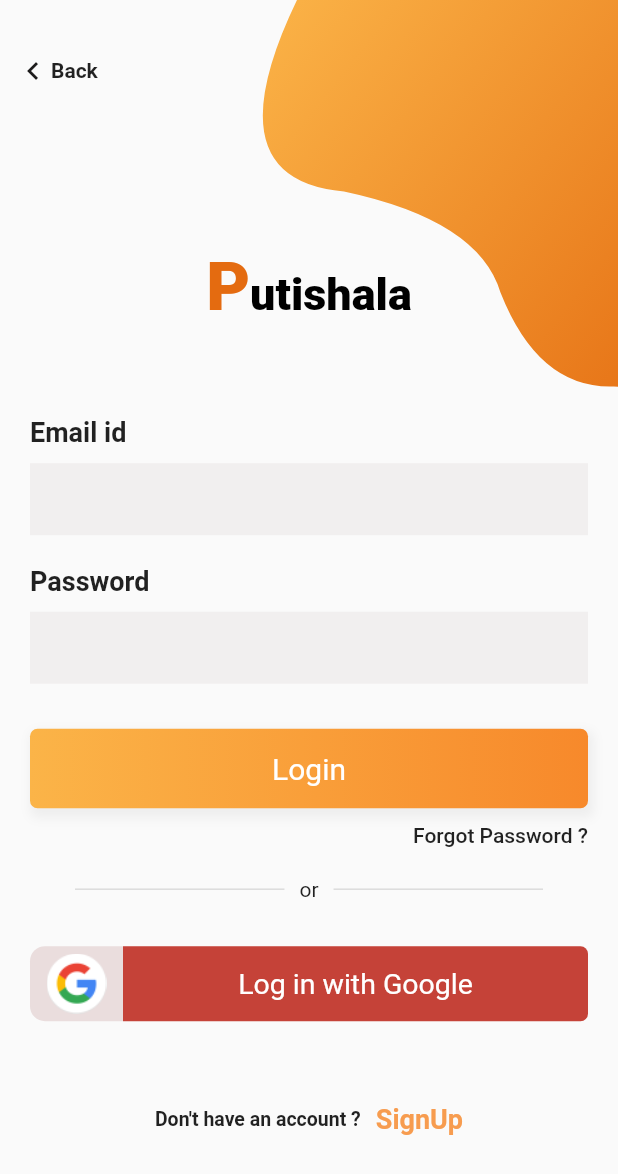
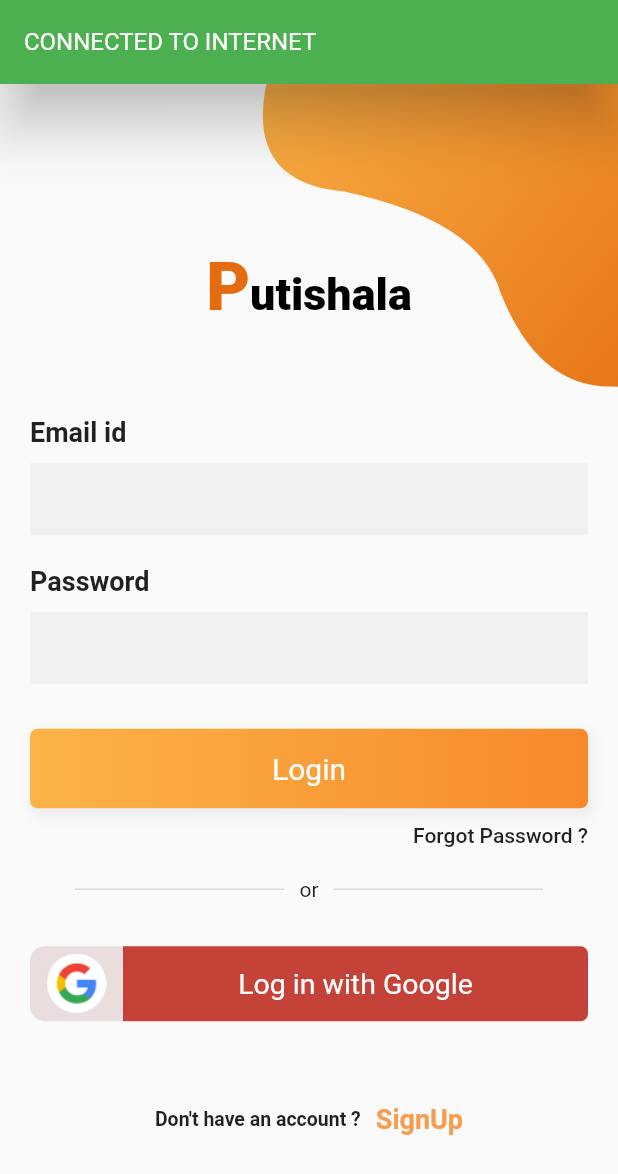
Before and after one commit to ISRAFIL-HOSSAIN/Flutter_quiz_apps, a Flutter app: the screen it shows after launch, after a tap on "Login", on a phone screen of 412 x 824 dp. Shown: the top 1174 px of the screen. Run offline on Flutter 3.47's test engine with Material 2 defaults, Android fonts, the phone set to English and light mode, and no system bars; drawn by our look-alikes of overlay_support; our stand-ins replace cloud_firestore, firebase_auth, firebase_core, google_fonts, google_sign_in, internet_connection_checker and 1 more; accounts and stored records are empty.

Commit message:
Internet Connection resolved and firebase add.

```diff
--- a/lib/main.dart
+++ b/lib/main.dart
@@ -1,7 +1,10 @@
+import 'dart:async';
+
 import 'package:firebase_core/firebase_core.dart';
 import 'package:flutter/material.dart';
 import 'package:quiz_apps/screen/quiz/quizintro.dart';
 import './screen/page.dart';
+import 'package:overlay_support/overlay_support.dart';
 
 Future<void> main() async {
   WidgetsFlutterBinding.ensureInitialized();
@@ -15,21 +18,21 @@ class MyApp extends StatelessWidget {
   // This widget is the root of your application.
   @override
   Widget build(BuildContext context) {
-    return Over(
+    return OverlaySupport.global(
       child: MaterialApp(
         debugShowCheckedModeBanner: false,
         initialRoute: 'Splash_Screen',
-         routes: {
+        routes: {
           'Splash_Screen': (context) => const SplashScreen(),
-          'welcome_screen': (context) => WelcomeScreen(),
-          'signup_screen': (context) => SignupPage(),
-          'login_screen': (context) => LoginPage(),
+          'welcome_screen': (context) => const WelcomeScreen(),
+          'signup_screen': (context) => const SignupPage(),
+          'login_screen': (context) => const LoginPage(),
           'home_screen': (context) => const HomePage(),
           'homepage': (context) => const HomeScreen(),
           'setting_page': (context) => const SettingPage(),
           'profile_page': (context) => const ProfilePage(),
-          'QuizIntro' : (context) => const QuizIntro(),
-         },
+          'QuizIntro': (context) => const QuizIntro(),
+        },
       ),
     );
   }
--- a/lib/screen/auth/loginscreen.dart
+++ b/lib/screen/auth/loginscreen.dart
@@ -1,5 +1,7 @@
 import 'package:flutter/material.dart';
 import 'package:google_fonts/google_fonts.dart';
+import 'package:internet_connection_checker/internet_connection_checker.dart';
+import 'package:overlay_support/overlay_support.dart';
 import 'package:quiz_apps/screen/auth/services/InternetConnection.dart';
 import '../page.dart';
 
@@ -16,10 +18,15 @@ class _LoginPageState extends State<LoginPage> {
   @override
   void initState() {
     super.initState();
-    Internet().checkInternetCon();
+    InternetConnectionChecker().onStatusChange.listen((status) {
+      final connected = status == InternetConnectionStatus.connected;
+      showSimpleNotification(
+          Text(connected ? "CONNECTED TO INTERNET" : "NO INTERNET"),
+          background: Colors.green);
+    });
   }
+
   // backButton Widget
-
   Widget _backButton() {
     return InkWell(
       onTap: () => Navigator.pop(context),
--- a/lib/screen/auth/services/InternetConnection.dart
+++ b/lib/screen/auth/services/InternetConnection.dart
@@ -1,14 +1,12 @@
 import 'package:flutter/material.dart';
 import 'package:internet_connection_checker/internet_connection_checker.dart';
-//import 'package:overlay_support/overlay_support.dart';
-
-class Internet {
+import 'package:overlay_support/overlay_support.dart';
+class Internet{
   bool connected = false;
 
-  checkInternetCon() async {
+  checkInternetCon() async{
     connected = await InternetConnectionChecker().hasConnection;
-    final msg =
-        connected ? "Connected to Internet " : "Not Connected to Internet";
-    //showSimpleNotification(Text('$msg'));
+    final msg = connected ? "CONNECTED TO INTERNET" : "NO CONNECTED TO INTERNET";
+    showSimpleNotification(Text('$msg'));
   }
 }
--- a/lib/screen/auth/signupscreen.dart
+++ b/lib/screen/auth/signupscreen.dart
@@ -1,4 +1,6 @@
 import 'package:flutter/material.dart';
+import 'package:internet_connection_checker/internet_connection_checker.dart';
+import 'package:overlay_support/overlay_support.dart';
 import '../page.dart';
 
 class SignupPage extends StatefulWidget {
@@ -9,6 +11,17 @@ class SignupPage extends StatefulWidget {
 }
 
 class _SignupPageState extends State<SignupPage> {
+  @override
+  void initState() {
+    super.initState();
+    InternetConnectionChecker().onStatusChange.listen((status) {
+      final connected = status == InternetConnectionStatus.connected;
+      showSimpleNotification(
+          Text(connected ? "CONNECTED TO INTERNET" : "NO INTERNET"),
+          background: Colors.green);
+    });
+  }
+
   Widget _backButton() {
     return InkWell(
       onTap: () => Navigator.pop(context),
--- a/lib/screen/welcome.dart
+++ b/lib/screen/welcome.dart
@@ -1,6 +1,8 @@
 import 'package:flutter/material.dart';
 import 'package:google_fonts/google_fonts.dart';
-
+import 'package:internet_connection_checker/internet_connection_checker.dart';
+import 'package:overlay_support/overlay_support.dart';
+import './auth/services/firedb.dart';
 
 class WelcomeScreen extends StatefulWidget {
   const WelcomeScreen({Key? key, this.title}) : super(key: key);
@@ -12,6 +14,17 @@ class WelcomeScreen extends StatefulWidget {
 }
 
 class _WelcomeScreenState extends State<WelcomeScreen> {
+  @override
+  void initState() {
+    super.initState();
+    InternetConnectionChecker().onStatusChange.listen((status) {
+      final connected = status == InternetConnectionStatus.connected;
+      showSimpleNotification(
+          Text(connected ? "CONNECTED TO INTERNET" : "NO INTERNET"),
+          background: Colors.green);
+          print("Internet Connection not connected");
+    });
+  }
   // SubmitButton .........................
 
   Widget _signInButton() {
@@ -77,7 +90,8 @@ class _WelcomeScreenState extends State<WelcomeScreen> {
         SizedBox(
           height: 20,
         ),
-        Icon(Icons.fingerprint, size: 90, color: Color.fromARGB(147, 249, 255, 255)),
+        Icon(Icons.fingerprint,
+            size: 90, color: Color.fromARGB(147, 249, 255, 255)),
         Text(
           'Touch ID',
           style: TextStyle(
```
Also changed, not shown: lib/screen/auth/services/authentication.dart (+16 -16 lines), lib/screen/auth/services/firedb.dart (+23 -23 lines), lib/screen/auth/services/localdb.dart (+6 -5 lines), lib/screen/home/HomeScreen.dart (+4 -4 lines), pubspec.yaml (+5 -3 lines), assets/images/youtube.png (added), pubspec.lock.
